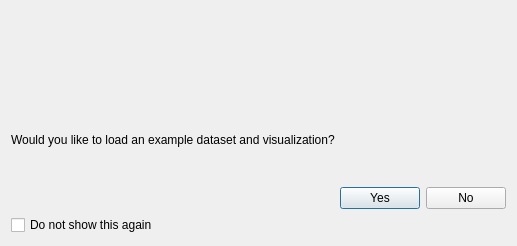
Old version of the form tomviz/WelcomeDialog.ui in the repository OpenChemistry/tomviz.
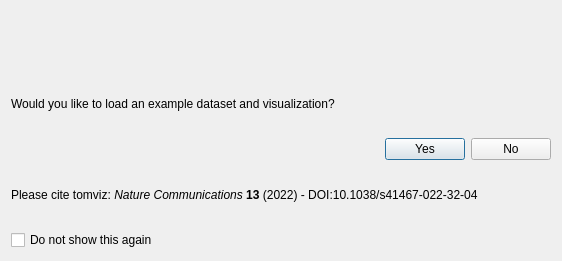
New version of the form. Icons and pictures are not drawn.

Commit message: Add Nature Communications citation to welcome window

What changed in the file:
```diff
--- a/tomviz/WelcomeDialog.ui
+++ b/tomviz/WelcomeDialog.ui
@@ -6,8 +6,8 @@
    <rect>
     <x>0</x>
     <y>0</y>
-    <width>517</width>
-    <height>246</height>
+    <width>562</width>
+    <height>261</height>
    </rect>
   </property>
   <property name="windowTitle">
@@ -48,7 +48,14 @@
      </property>
     </widget>
    </item>
-   <item row="3" column="0">
+   <item row="3" column="0" colspan="3">
+    <widget class="QLabel" name="label">
+     <property name="text">
+      <string>&lt;html&gt;&lt;head/&gt;&lt;body&gt;&lt;p&gt;Please cite tomviz: &lt;span style=&quot; font-style:italic;&quot;&gt;Nature Communications &lt;/span&gt;&lt;span style=&quot; font-weight:600;&quot;&gt;13&lt;/span&gt; (2022) - DOI:10.1038/s41467-022-32-04&lt;/p&gt;&lt;/body&gt;&lt;/html&gt;</string>
+     </property>
+    </widget>
+   </item>
+   <item row="4" column="0">
     <widget class="QCheckBox" name="doNotShowAgain">
      <property name="text">
       <string>Do not show this again</string>
```
